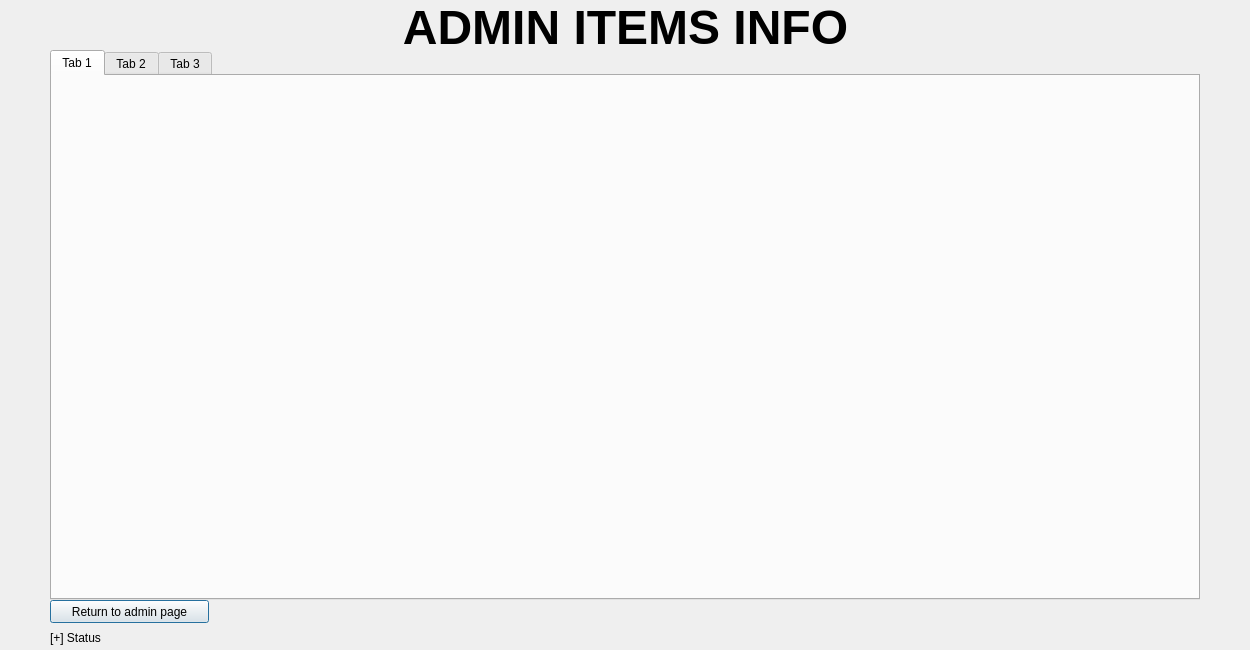
First picture: the form in Project2/admin_item_database.ui, repository tdragon00/CS1C_Project_2, before the edit.
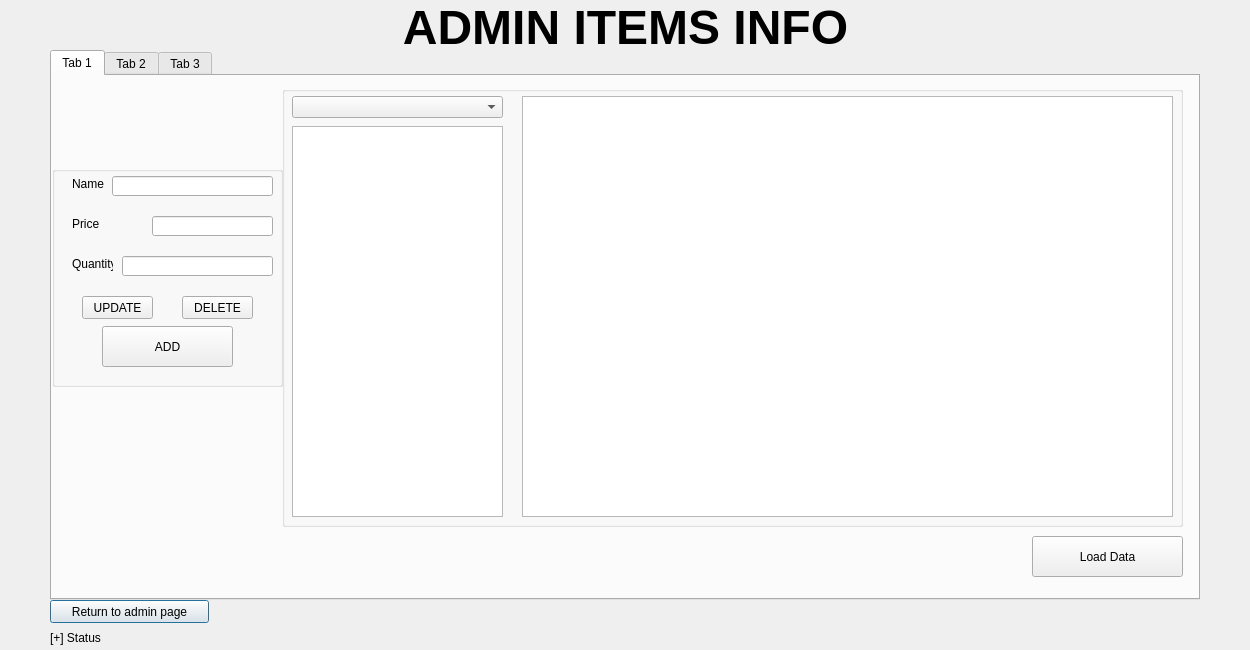
Second picture: the form after the edit. The open tabs and pages were chosen to show the change.

The edit to the form file:
```diff
--- a/Project2/admin_item_database.ui
+++ b/Project2/admin_item_database.ui
@@ -42,6 +42,206 @@
     <attribute name="title">
      <string>Tab 1</string>
     </attribute>
+    <widget class="QGroupBox" name="Tools">
+     <property name="geometry">
+      <rect>
+       <x>0</x>
+       <y>90</y>
+       <width>231</width>
+       <height>221</height>
+      </rect>
+     </property>
+     <property name="title">
+      <string/>
+     </property>
+     <widget class="QPushButton" name="deleteButton">
+      <property name="geometry">
+       <rect>
+        <x>130</x>
+        <y>130</y>
+        <width>71</width>
+        <height>23</height>
+       </rect>
+      </property>
+      <property name="text">
+       <string>DELETE</string>
+      </property>
+     </widget>
+     <widget class="QLabel" name="label_2">
+      <property name="geometry">
+       <rect>
+        <x>20</x>
+        <y>50</y>
+        <width>81</width>
+        <height>16</height>
+       </rect>
+      </property>
+      <property name="text">
+       <string>Price</string>
+      </property>
+     </widget>
+     <widget class="QLineEdit" name="priceEdit">
+      <property name="enabled">
+       <bool>true</bool>
+      </property>
+      <property name="geometry">
+       <rect>
+        <x>100</x>
+        <y>50</y>
+        <width>121</width>
+        <height>20</height>
+       </rect>
+      </property>
+      <property name="readOnly">
+       <bool>false</bool>
+      </property>
+     </widget>
+     <widget class="QLabel" name="label">
+      <property name="geometry">
+       <rect>
+        <x>20</x>
+        <y>10</y>
+        <width>41</width>
+        <height>16</height>
+       </rect>
+      </property>
+      <property name="text">
+       <string>Name</string>
+      </property>
+     </widget>
+     <widget class="QLineEdit" name="nameEdit">
+      <property name="geometry">
+       <rect>
+        <x>60</x>
+        <y>10</y>
+        <width>161</width>
+        <height>20</height>
+       </rect>
+      </property>
+      <property name="readOnly">
+       <bool>true</bool>
+      </property>
+     </widget>
+     <widget class="QPushButton" name="updateButton">
+      <property name="geometry">
+       <rect>
+        <x>30</x>
+        <y>130</y>
+        <width>71</width>
+        <height>23</height>
+       </rect>
+      </property>
+      <property name="text">
+       <string>UPDATE</string>
+      </property>
+     </widget>
+     <widget class="QLineEdit" name="qtyEdit">
+      <property name="geometry">
+       <rect>
+        <x>70</x>
+        <y>90</y>
+        <width>151</width>
+        <height>20</height>
+       </rect>
+      </property>
+     </widget>
+     <widget class="QLabel" name="label_3">
+      <property name="geometry">
+       <rect>
+        <x>20</x>
+        <y>90</y>
+        <width>41</width>
+        <height>16</height>
+       </rect>
+      </property>
+      <property name="text">
+       <string>Quantity</string>
+      </property>
+     </widget>
+     <widget class="QPushButton" name="addButton">
+      <property name="geometry">
+       <rect>
+        <x>50</x>
+        <y>160</y>
+        <width>131</width>
+        <height>41</height>
+       </rect>
+      </property>
+      <property name="text">
+       <string>ADD</string>
+      </property>
+     </widget>
+    </widget>
+    <widget class="QGroupBox" name="Selections">
+     <property name="geometry">
+      <rect>
+       <x>230</x>
+       <y>10</y>
+       <width>901</width>
+       <height>441</height>
+      </rect>
+     </property>
+     <property name="title">
+      <string/>
+     </property>
+     <widget class="QListView" name="listView">
+      <property name="geometry">
+       <rect>
+        <x>10</x>
+        <y>40</y>
+        <width>211</width>
+        <height>391</height>
+       </rect>
+      </property>
+     </widget>
+     <widget class="QTableView" name="itemsTable">
+      <property name="geometry">
+       <rect>
+        <x>240</x>
+        <y>10</y>
+        <width>651</width>
+        <height>421</height>
+       </rect>
+      </property>
+      <property name="sortingEnabled">
+       <bool>false</bool>
+      </property>
+     </widget>
+     <widget class="QComboBox" name="comboBox">
+      <property name="geometry">
+       <rect>
+        <x>10</x>
+        <y>10</y>
+        <width>211</width>
+        <height>22</height>
+       </rect>
+      </property>
+     </widget>
+     <widget class="QWidget" name="horizontalLayoutWidget">
+      <property name="geometry">
+       <rect>
+        <x>380</x>
+        <y>10</y>
+        <width>511</width>
+        <height>421</height>
+       </rect>
+      </property>
+      <layout class="QHBoxLayout" name="horizontalLayout"/>
+     </widget>
+    </widget>
+    <widget class="QPushButton" name="loadButton">
+     <property name="geometry">
+      <rect>
+       <x>980</x>
+       <y>460</y>
+       <width>151</width>
+       <height>41</height>
+      </rect>
+     </property>
+     <property name="text">
+      <string>Load Data</string>
+     </property>
+    </widget>
    </widget>
    <widget class="QWidget" name="tab_3">
     <attribute name="title">
```
Left out of the diff: 2 changed lines with no effect on the pictures.
